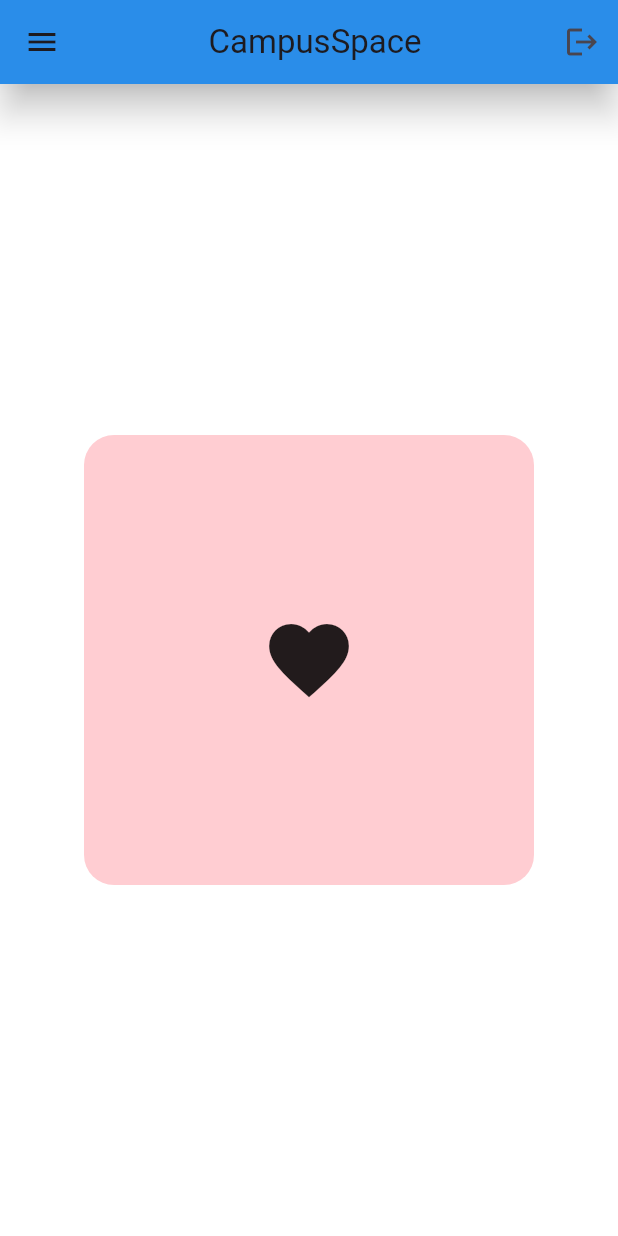
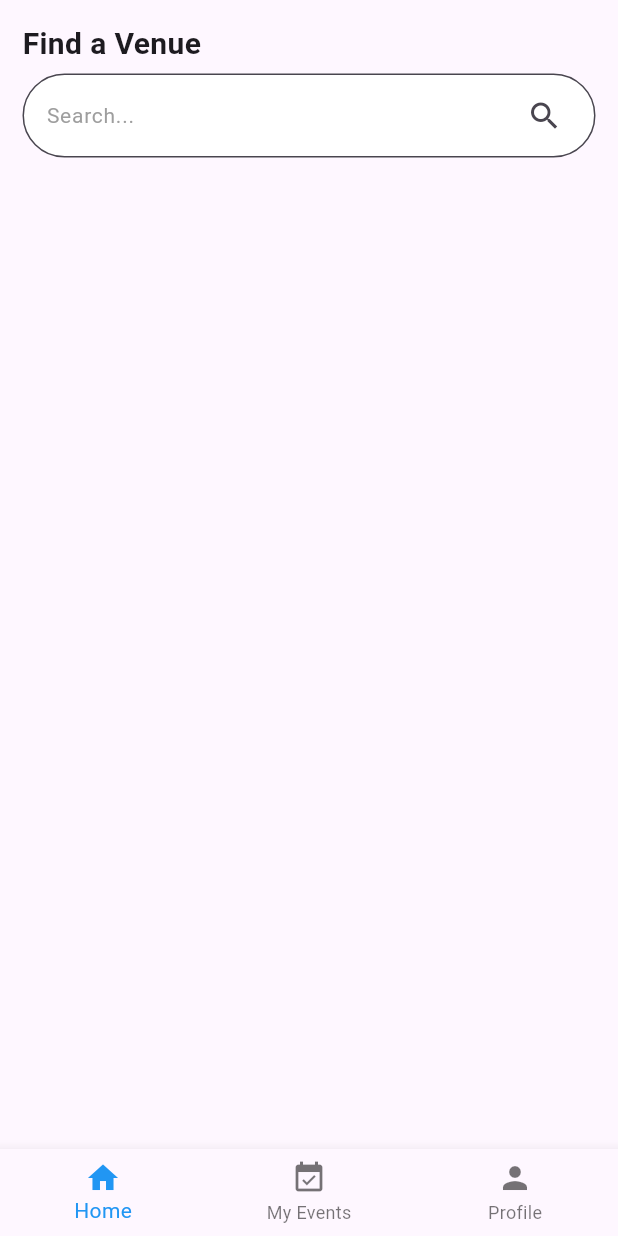
Before and after one commit to brijesh-0/CampusSpace, a Flutter app: the screen it shows after launch, on a phone screen of 412 x 824 dp. Run offline on Flutter 3.47's test engine with Material 3 defaults, Android fonts, the phone set to English and light mode, and no system bars.

Commit message:
added Navbar and routes

```diff
--- a/lib/main.dart
+++ b/lib/main.dart
@@ -1,3 +1,4 @@
+import 'package:campus_space/pages/landing.dart';
 import 'package:flutter/material.dart';
 
 void main() {
@@ -10,34 +11,8 @@ class MyApp extends StatelessWidget {
   @override
   Widget build(BuildContext context) {
     return MaterialApp(
-      home: Scaffold(
-        backgroundColor: Colors.white,
-        appBar: AppBar(
-          title: Center(
-            child: Text(
-              "CampusSpace",
-            ),
-          ),
-          backgroundColor: Colors.blue,
-          elevation: 10,
-          shadowColor: Colors.black,
-          actions: [IconButton(onPressed: () {}, icon: Icon(Icons.logout))],
-        ),
-        drawer: Drawer(),
-        body: Center(
-          child: Container(
-              height: 300,
-              width: 300,
-              decoration: BoxDecoration(
-                  color: Colors.red[100],
-                  borderRadius: BorderRadius.circular(20)),
-              padding: EdgeInsets.all(25),
-              child: Icon(
-                Icons.favorite,
-                size: 64,
-              )),
-        ),
-      ),
+      debugShowCheckedModeBanner: false,
+      home: LandningPage(),
     );
   }
 }
--- /dev/null
+++ b/lib/pages/home_page.dart
@@ -0,0 +1,47 @@
+import 'package:flutter/material.dart';
+
+class HomePage extends StatelessWidget {
+  const HomePage({Key? key});
+
+  @override
+  Widget build(BuildContext context) {
+    return Padding(
+      padding: const EdgeInsets.all(15.0),
+      child: Column(
+        crossAxisAlignment: CrossAxisAlignment.stretch,
+        children: [
+          const Text(
+            'Find a Venue',
+            textAlign: TextAlign.left,
+            style: TextStyle(
+              fontSize: 20.0,
+              fontWeight: FontWeight.bold,
+            ),
+          ),
+          SizedBox(height: 5.0), // Adding some space between text and TextField
+          TextField(
+            onChanged: (value) {
+              print('$value');
+            },
+            cursorColor: Colors.grey,
+            decoration: InputDecoration(
+              fillColor: Colors.white,
+              filled: true,
+              border: OutlineInputBorder(
+                borderRadius: BorderRadius.circular(30),
+                borderSide: const BorderSide(width: 20.0, color: Colors.black),
+              ),
+              hintText: 'Search...',
+              alignLabelWithHint: true,
+              hintStyle: TextStyle(color: Colors.grey, fontSize: 14.0),
+              suffixIcon: const Padding(
+                padding: EdgeInsets.only(right: 20.0),
+                child: Icon(Icons.search),
+              ), // Corrected icon usage
+            ),
+          ),
+        ],
+      ),
+    );
+  }
+}
--- /dev/null
+++ b/lib/pages/landing.dart
@@ -0,0 +1,51 @@
+import 'package:campus_space/pages/home_page.dart';
+import 'package:flutter/material.dart';
+import 'package:campus_space/pages/my_events.dart';
+import 'package:campus_space/pages/profile.dart';
+
+class LandningPage extends StatefulWidget {
+  @override
+  State<LandningPage> createState() => _LandningPageState();
+}
+
+class _LandningPageState extends State<LandningPage> {
+  int _selectedIndex = 0;
+
+  void _navigateBottomBar(int index) {
+    setState(() {
+      _selectedIndex = index;
+    });
+  }
+
+  final List<Widget> _pages = [
+    HomePage(),
+    MyEvents(),
+    Profile(),
+  ];
+
+  @override
+  Widget build(BuildContext context) {
+    return Scaffold(
+      body: _pages[_selectedIndex],
+      bottomNavigationBar: BottomNavigationBar(
+        currentIndex: _selectedIndex,
+        onTap: _navigateBottomBar,
+        selectedItemColor: Colors.blue,
+        items: const [
+          BottomNavigationBarItem(
+            icon: Icon(Icons.home),
+            label: 'Home',
+          ),
+          BottomNavigationBarItem(
+            icon: Icon(Icons.event_available),
+            label: 'My Events',
+          ),
+          BottomNavigationBarItem(
+            icon: Icon(Icons.person),
+            label: 'Profile',
+          ),
+        ],
+      ),
+    );
+  }
+}
--- /dev/null
+++ b/lib/pages/my_events.dart
@@ -0,0 +1,12 @@
+import 'package:flutter/material.dart';
+
+class MyEvents extends StatelessWidget {
+  const MyEvents({super.key});
+
+  @override
+  Widget build(BuildContext context) {
+    return const Scaffold(
+      body: Text('MyEvents Page'),
+    );
+  }
+}
--- /dev/null
+++ b/lib/pages/profile.dart
@@ -0,0 +1,12 @@
+import 'package:flutter/material.dart';
+
+class Profile extends StatelessWidget {
+  const Profile({super.key});
+
+  @override
+  Widget build(BuildContext context) {
+    return const Scaffold(
+      body: Text('Profile Page'),
+    );
+  }
+}
```
Also changed, not shown: 1 other file.
